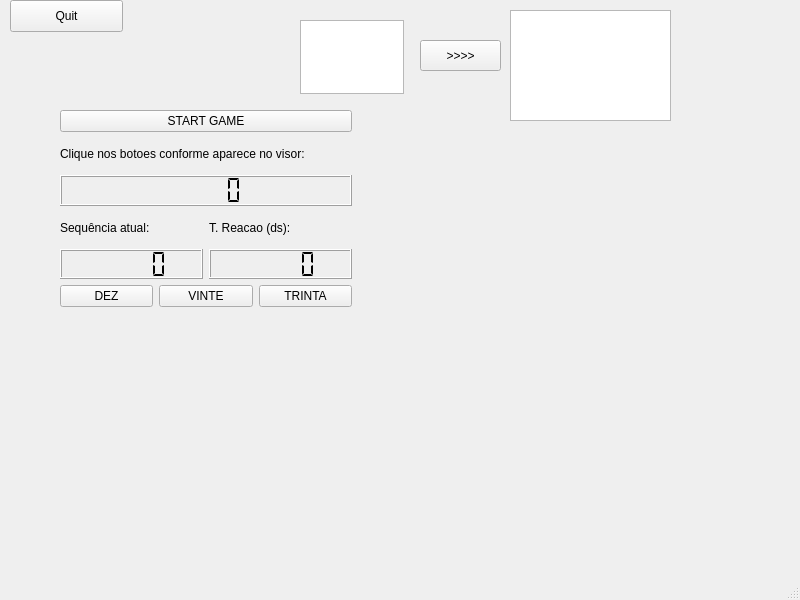
Before: the Qt Designer form mainwindow.ui in victorkaillo/helloqt, drawn with Qt 5.
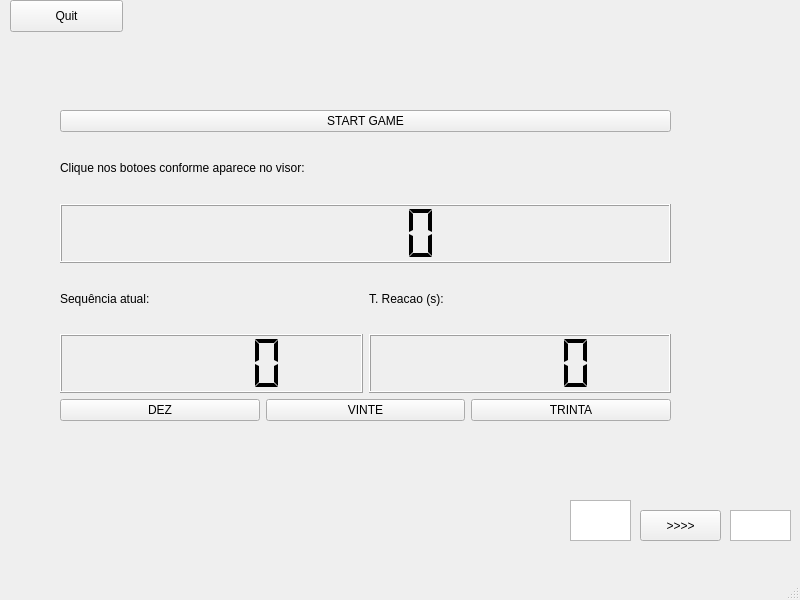
After: the same form once the commit is applied.

Patch:
```diff
--- a/mainwindow.ui
+++ b/mainwindow.ui
@@ -30,28 +30,28 @@
    <widget class="QTextEdit" name="textEdit">
     <property name="geometry">
      <rect>
-      <x>300</x>
-      <y>20</y>
-      <width>104</width>
-      <height>74</height>
+      <x>570</x>
+      <y>500</y>
+      <width>61</width>
+      <height>41</height>
      </rect>
     </property>
    </widget>
    <widget class="QTextBrowser" name="textBrowser">
     <property name="geometry">
      <rect>
-      <x>510</x>
-      <y>10</y>
-      <width>161</width>
-      <height>111</height>
+      <x>730</x>
+      <y>510</y>
+      <width>61</width>
+      <height>31</height>
      </rect>
     </property>
    </widget>
    <widget class="QPushButton" name="pushButton_copy">
     <property name="geometry">
      <rect>
-      <x>420</x>
-      <y>40</y>
+      <x>640</x>
+      <y>510</y>
       <width>81</width>
       <height>31</height>
      </rect>
@@ -65,8 +65,8 @@
      <rect>
       <x>60</x>
       <y>110</y>
-      <width>292</width>
-      <height>197</height>
+      <width>611</width>
+      <height>311</height>
      </rect>
     </property>
     <layout class="QVBoxLayout" name="verticalLayout_8">
@@ -130,7 +130,7 @@
                <item>
                 <widget class="QLabel" name="label_2">
                  <property name="text">
-                  <string>T. Reacao (ds):</string>
+                  <string>T. Reacao (s):</string>
                  </property>
                 </widget>
                </item>
```
Left out of the diff: 32 changed lines with no effect on the pictures.
